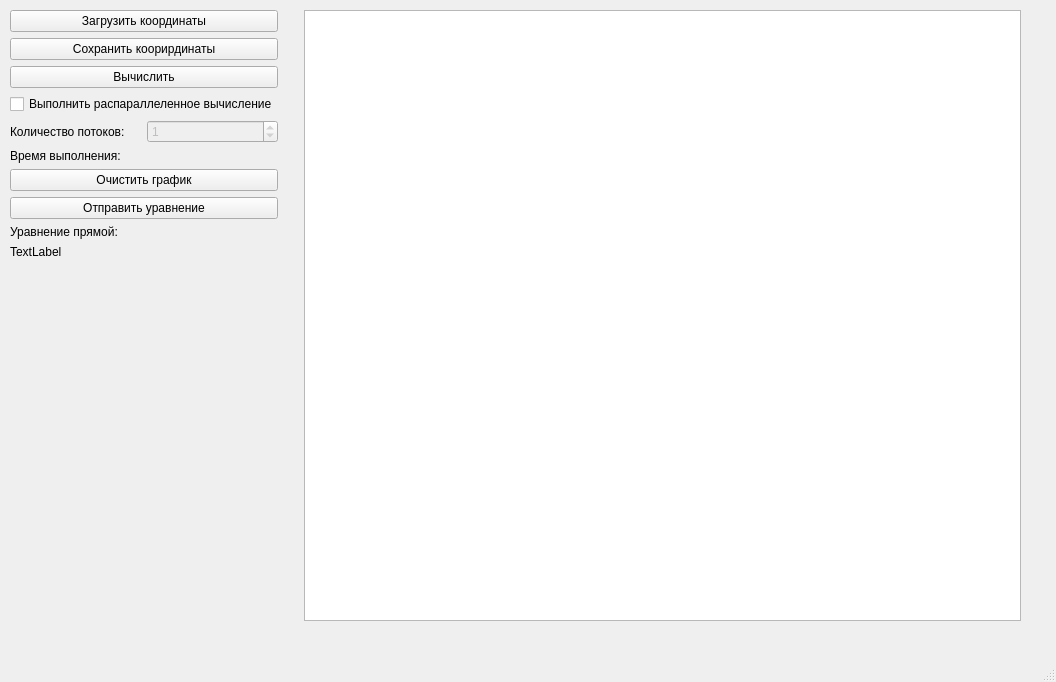
Old version of the form mainwindow.ui in the repository avkapochkina/RANSAC.
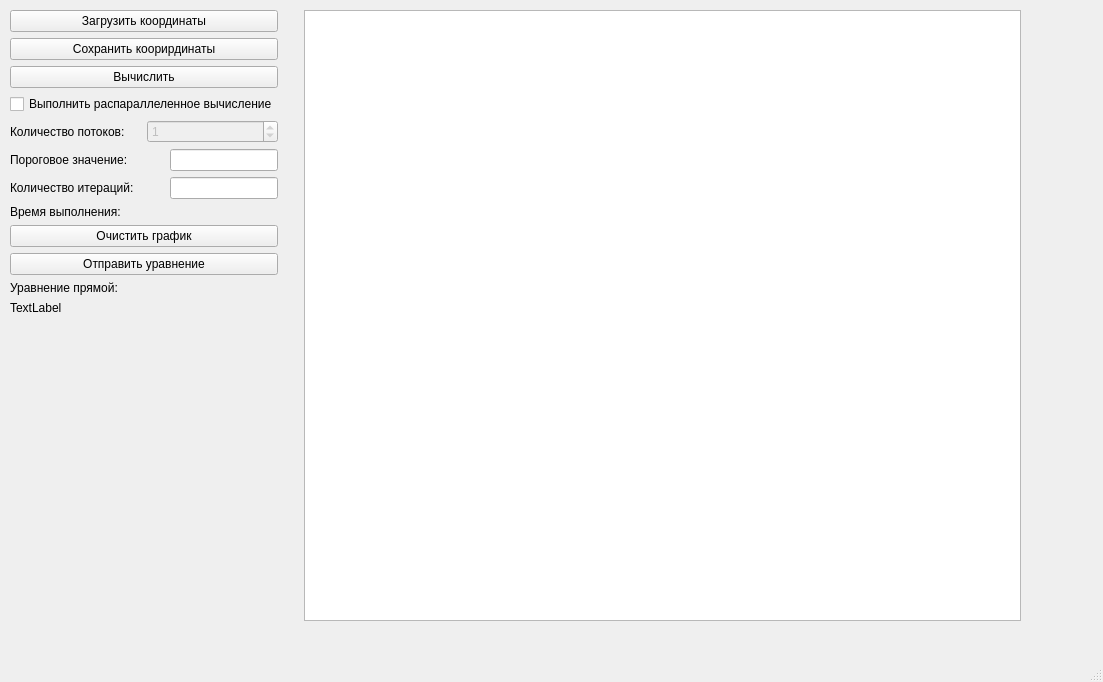
New version of the form.

Commit message: Fix for drawing lines

```diff
--- a/mainwindow.ui
+++ b/mainwindow.ui
@@ -6,7 +6,7 @@
    <rect>
     <x>0</x>
     <y>0</y>
-    <width>1056</width>
+    <width>1103</width>
     <height>682</height>
    </rect>
   </property>
@@ -78,6 +78,51 @@
          </item>
         </layout>
        </item>
+       <item>
+        <layout class="QHBoxLayout" name="horizontalLayout_2">
+         <item>
+          <widget class="QLabel" name="thresholdLine">
+           <property name="text">
+            <string>Пороговое значение:</string>
+           </property>
+          </widget>
+         </item>
+         <item>
+          <widget class="QLineEdit" name="thresholdEdit">
+           <property name="sizePolicy">
+            <sizepolicy hsizetype="Fixed" vsizetype="Fixed">
+             <horstretch>0</horstretch>
+             <verstretch>0</verstretch>
+            </sizepolicy>
+           </property>
+           <property name="text">
+            <string notr="true"/>
+           </property>
+          </widget>
+         </item>
+        </layout>
+       </item>
+       <item>
+        <layout class="QHBoxLayout" name="horizontalLayout_6">
+         <item>
+          <widget class="QLabel" name="label_2">
+           <property name="text">
+            <string>Количество итераций:</string>
+           </property>
+          </widget>
+         </item>
+         <item>
+          <widget class="QLineEdit" name="iterationsEdit">
+           <property name="sizePolicy">
+            <sizepolicy hsizetype="Fixed" vsizetype="Fixed">
+             <horstretch>0</horstretch>
+             <verstretch>0</verstretch>
+            </sizepolicy>
+           </property>
+          </widget>
+         </item>
+        </layout>
+       </item>
        <item>
         <layout class="QVBoxLayout" name="verticalLayout_3"/>
        </item>
```
Left out of the diff: 2 changed lines with no effect on the pictures. The commit also changes 1 other file.
